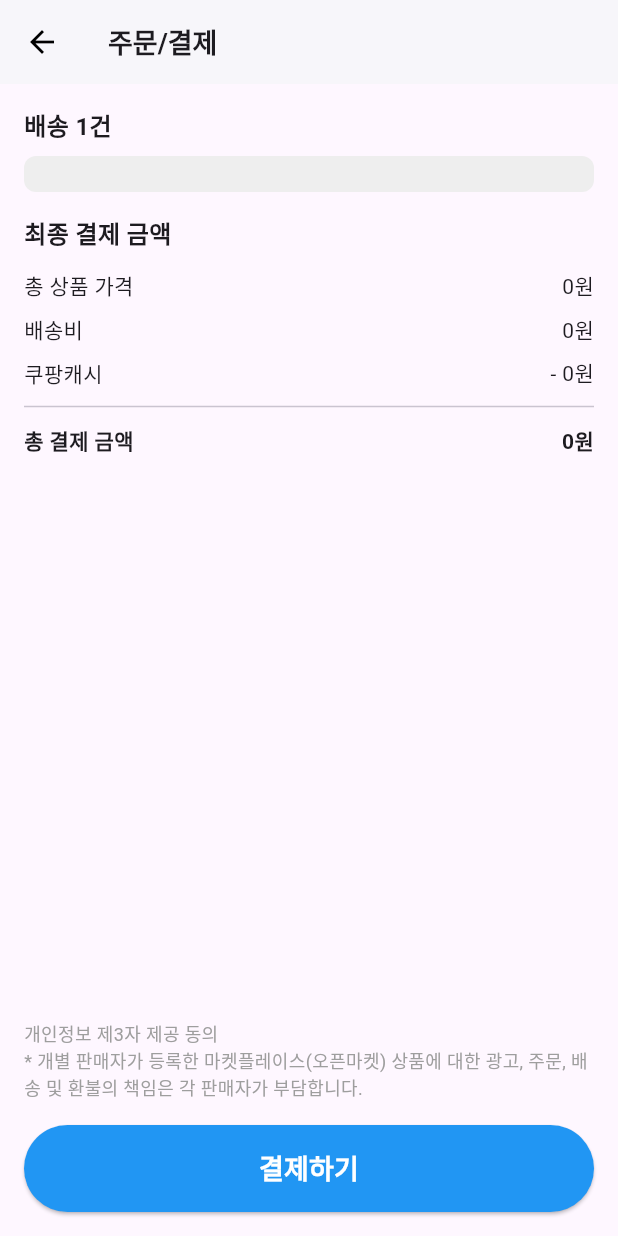
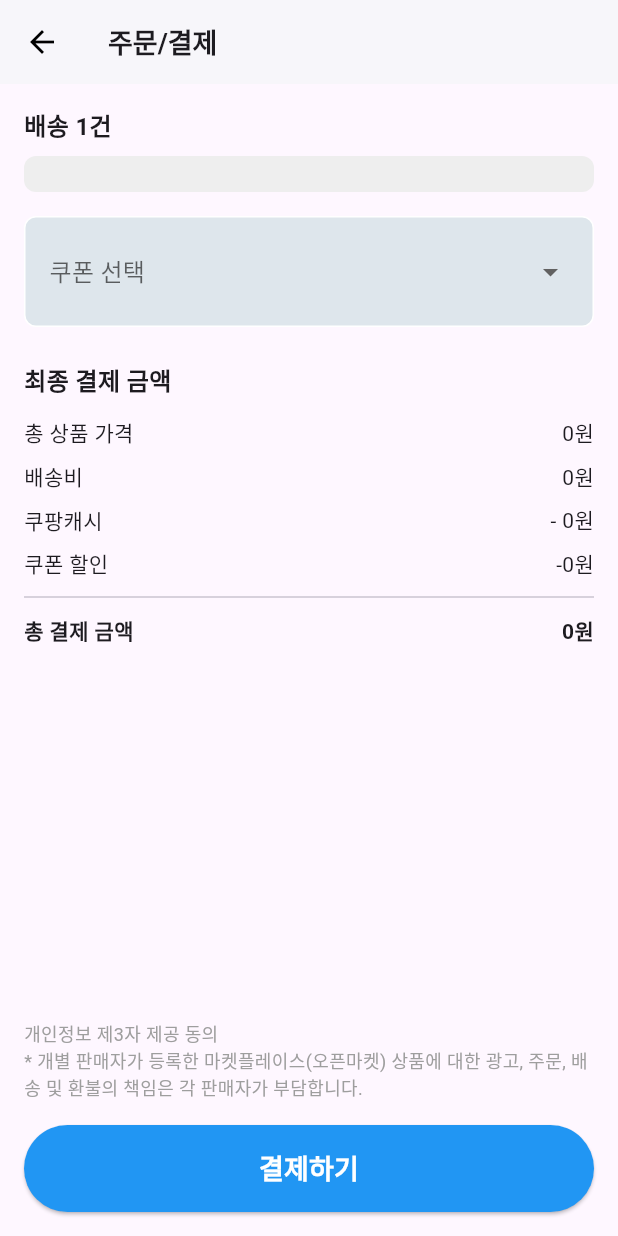
Before and after one commit to HongWonjong/flutter_shoppingmall, a Flutter app: the PaymentPage screen opened directly, on a phone screen of 412 x 824 dp. Run offline on Flutter 3.47's test engine with Material 3 defaults, Android fonts, the phone set to English and light mode, and no system bars; our stand-ins replace flutter_riverpod, image_picker; network calls fail.

Commit message:
쿠폰바 추가 및 쿠폰 사용시 금액 차감 로직 구현

```diff
--- a/lib/pages/payment_page.dart
+++ b/lib/pages/payment_page.dart
@@ -2,6 +2,7 @@ import 'package:flutter/cupertino.dart';
 import 'package:flutter/material.dart';
 import 'package:flutter_riverpod/flutter_riverpod.dart';
 import 'package:flutter_shippingmall/pages/payment_page.dart';
+import 'package:flutter_shippingmall/providers/item_provider.dart';
 import 'package:intl/intl.dart';
 import '../components/custom_app_bar.dart';
 import '../providers/cart_provider.dart';
@@ -12,6 +13,11 @@ class PaymentPage extends ConsumerWidget {
   @override
   Widget build(BuildContext context, WidgetRef ref) {
     final cartItems = ref.watch(cartProvider);
+    final selectedCoupon = ref.watch(couponProvider);
+    final totalPrice = ref.watch(cartProvider.notifier).totalPrice;
+    final discount = _getCouponDiscount(selectedCoupon);
+    final finalPrice =
+        (totalPrice - discount).clamp(0, double.infinity).toInt();
 
     return Scaffold(
       appBar: AppBar(
@@ -72,6 +78,41 @@ class PaymentPage extends ConsumerWidget {
                 },
               ),
             ),
+
+            Container(
+              width: double.infinity,
+              padding: const EdgeInsets.symmetric(horizontal: 16, vertical: 12),
+              margin: const EdgeInsets.only(top: 16, bottom: 8),
+              decoration: BoxDecoration(
+                color: const Color.fromARGB(255, 222, 230, 236),
+                border: Border.all(color: Colors.white),
+                borderRadius: BorderRadius.circular(8),
+              ),
+              child: DropdownButtonHideUnderline(
+                child: DropdownButton<String>(
+                  isExpanded: true,
+                  value: selectedCoupon == '쿠폰 선택' ? null : selectedCoupon,
+                  hint: const Text('쿠폰 선택'),
+                  items:
+                      <String>[
+                        '쿠폰선택',
+                        '가입 기념 1000원 할인',
+                        '가입 기념 2000원 할인',
+                        '가입 기념 3000원 할인',
+                        '가입 기념 5000원 할인',
+                      ].map((String value) {
+                        return DropdownMenuItem<String>(
+                          value: value,
+                          child: Text(value),
+                        );
+                      }).toList(),
+                  onChanged: (String? newValue) {
+                    ref.read(couponProvider.notifier).state = newValue!;
+                  },
+                ),
+              ),
+            ),
+
             SizedBox(height: 16),
             Text(
               "최종 결제 금액",
@@ -87,13 +128,15 @@ class PaymentPage extends ConsumerWidget {
             ),
             _buildPriceRow("배송비", "0원"),
             _buildPriceRow("쿠팡캐시", "- 0원"),
+            _buildPriceRow(
+              "쿠폰 할인",
+              "-${NumberFormat("#,###원", "ko_KR").format(discount)}",
+            ),
+
             Divider(),
             _buildPriceRow(
               "총 결제 금액",
-              NumberFormat(
-                "#,###원",
-                "ko_KR",
-              ).format(ref.watch(cartProvider.notifier).totalPrice),
+              NumberFormat("#,###원", "ko_KR").format(finalPrice),
               isBold: true,
             ),
             SizedBox(height: 16),
@@ -117,7 +160,11 @@ class PaymentPage extends ConsumerWidget {
                 },
                 child: Text(
                   "결제하기",
-                  style: TextStyle(fontSize: 18, fontWeight: FontWeight.bold,color: Colors.white),
+                  style: TextStyle(
+                    fontSize: 18,
+                    fontWeight: FontWeight.bold,
+                    color: Colors.white,
+                  ),
                 ),
                 style: ElevatedButton.styleFrom(
                   backgroundColor: Colors.blue,
@@ -188,10 +235,7 @@ class PaymentPage extends ConsumerWidget {
             ),
             TextButton(
               onPressed: () {
-                Navigator.popUntil(
-                  context,
-                  (route) => route.isFirst,
-                );
+                Navigator.popUntil(context, (route) => route.isFirst);
               },
               child: Text("홈으로 가기", style: TextStyle(color: Colors.blue)),
             ),
@@ -200,4 +244,19 @@ class PaymentPage extends ConsumerWidget {
       },
     );
   }
+
+  int _getCouponDiscount(String coupon) {
+    switch (coupon) {
+      case '가입 기념 1000원 할인':
+        return 1000;
+      case '가입 기념 2000원 할인':
+        return 2000;
+      case '가입 기념 3000원 할인':
+        return 3000;
+      case '가입 기념 5000원 할인':
+        return 5000;
+      default:
+        return 0;
+    }
+  }
 }
--- a/lib/providers/item_provider.dart
+++ b/lib/providers/item_provider.dart
@@ -130,3 +130,4 @@ class ItemListNotifier extends StateNotifier<List<Item>> {
     state = state.where((item) => item.id != id).toList();
   }
 }
+final couponProvider = StateProvider<String>((ref) => '쿠폰 선택');
```
